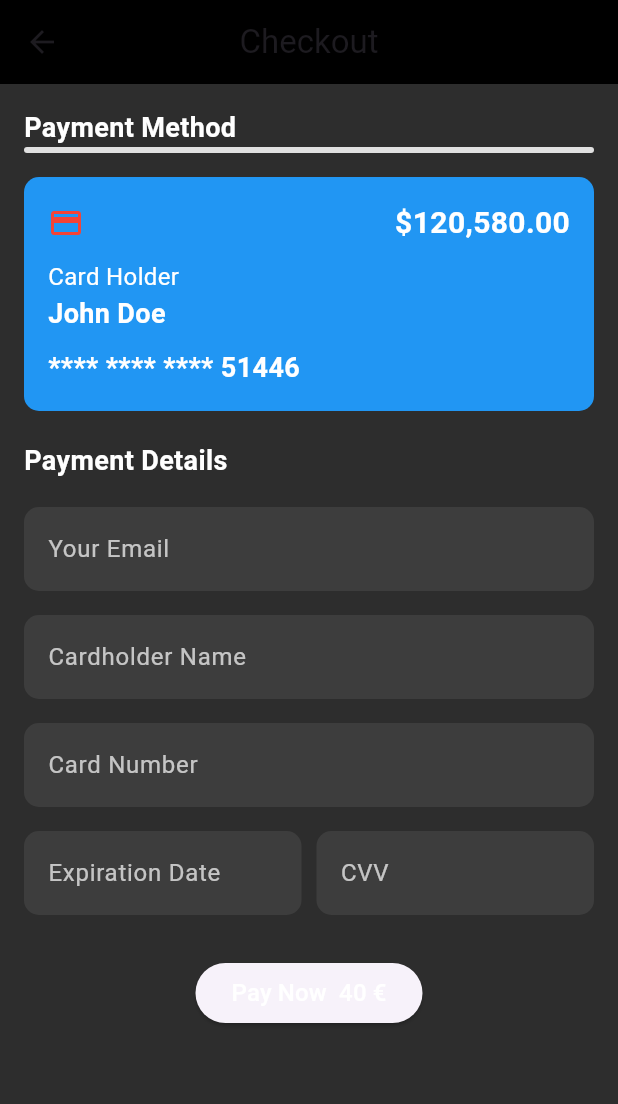
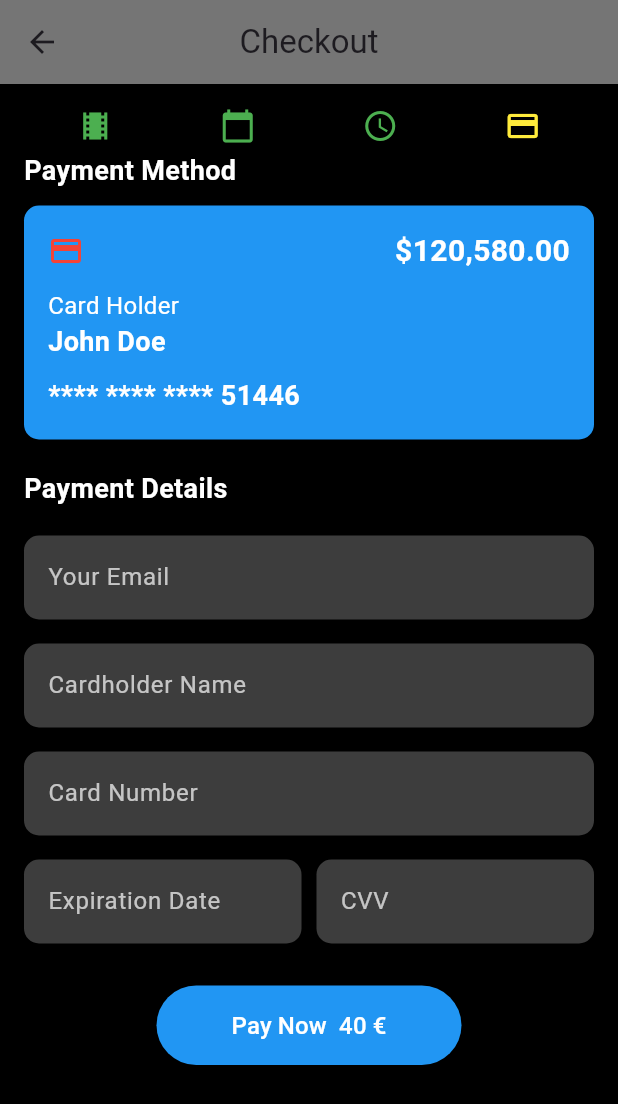
Before and after one commit to Ippo03/sign-stage, a Flutter app: the PaymentScreen screen opened directly with sample values from the repository, on a phone screen of 412 x 824 dp. Shown: the top 1104 px of the screen. Run offline on Flutter 3.47's test engine with Material 3 defaults, Android fonts, the phone set to English and light mode, and no system bars; our stand-ins replace google_maps_flutter, speech_to_text; missing offline and left inert: barcode.

Commit message:
progress on progress bar

```diff
--- a/lib/screens/main/payment_screen.dart
+++ b/lib/screens/main/payment_screen.dart
@@ -14,13 +14,14 @@ class PaymentScreen extends StatelessWidget {
   @override
   Widget build(BuildContext context) {
     final progressBarState = ProgressBarState();
+    progressBarState.updateProgress(4);
 
     return ProgressBarProvider(
       state: progressBarState,
       child: Scaffold(
-        backgroundColor: const Color(0xFF2D2D2D),
+        backgroundColor: Colors.black,
         appBar: AppBar(
-          backgroundColor: Colors.black,
+          backgroundColor: Colors.grey[600],
           title: const Text('Checkout'),
           centerTitle: true,
         ),
@@ -29,6 +30,8 @@ class PaymentScreen extends StatelessWidget {
           child: Column(
             crossAxisAlignment: CrossAxisAlignment.start,
             children: [
+              const ProgressBar(),
+              const SizedBox(height: 5),
               const Text(
                 'Payment Method',
                 style: TextStyle(
@@ -37,7 +40,7 @@ class PaymentScreen extends StatelessWidget {
                   fontWeight: FontWeight.bold,
                 ),
               ),
-              ProgressBar(),
+
               const SizedBox(height: 10),
               Container(
                 padding: const EdgeInsets.all(16),
@@ -137,10 +140,10 @@ class PaymentScreen extends StatelessWidget {
                     ),
                     );
                   },
-                  // style: ElevatedButton.styleFrom(
-                  //   primary: Colors.blue,
-                  //   padding: EdgeInsets.symmetric(horizontal: 50, vertical: 15),
-                  // ),
+                  style: ElevatedButton.styleFrom(
+                    backgroundColor: Colors.blue,
+                    padding: const EdgeInsets.symmetric(horizontal: 50, vertical: 15),
+                  ),
                   child: Text(
                     'Pay Now  40 €',
                     style: TextStyle(
--- a/lib/widgets/entities/play_list_item.dart
+++ b/lib/widgets/entities/play_list_item.dart
@@ -2,6 +2,7 @@ import 'package:flutter/material.dart';
 import 'package:sign_stage/models/play.dart';
 import 'package:sign_stage/screens/main/booking_screen.dart';
 import 'package:sign_stage/screens/main/play_details_screen.dart';
+import 'package:sign_stage/widgets/progress_bar/progress_bar_state.dart';
 
 class PlayListItem extends StatelessWidget {
   const PlayListItem({
@@ -13,6 +14,8 @@ class PlayListItem extends StatelessWidget {
 
   @override
   Widget build(BuildContext context) {
+    final progressBarState = ProgressBarState();
+
     return Card(
       margin: const EdgeInsets.all(8.0),
       child: Column(
@@ -40,6 +43,8 @@ class PlayListItem extends StatelessWidget {
               ),
               ElevatedButton(
                 onPressed: () {
+                  progressBarState.updateProgress(2);
+
                   Navigator.of(context).push(
                     MaterialPageRoute(
                       builder: (context) => BookingScreen(play: play),
--- a/lib/widgets/progress_bar/progress_bar.dart
+++ b/lib/widgets/progress_bar/progress_bar.dart
@@ -2,9 +2,12 @@ import 'package:flutter/material.dart';
 import 'package:sign_stage/widgets/progress_bar/progress_bar_provider.dart';
 
 class ProgressBar extends StatelessWidget {
+  const ProgressBar({super.key});
+
   @override
   Widget build(BuildContext context) {
     final progressBarState = ProgressBarProvider.of(context)?.state;
+    int currentStep = progressBarState?.step ?? 1;
 
     if (progressBarState == null) {
       throw FlutterError(
@@ -12,28 +15,21 @@ class ProgressBar extends StatelessWidget {
       );
     }
 
-    return SizedBox(
-      width: double.infinity,
-      height: 10.0,
-      child: Stack(
-        children: [
-          ClipRRect(
-            borderRadius: BorderRadius.circular(10),
-            child: LinearProgressIndicator(
-              value: progressBarState.progress,
-              backgroundColor: Colors.grey[300],
-              valueColor: AlwaysStoppedAnimation<Color>(progressBarState.color),
-            ),
-          ),
-          Material(
-            color: Colors.transparent,
-            child: Text(
-              progressBarState.label,
-              style: const TextStyle(fontSize: 12.0, color: Colors.white),
-            ),
-          ),
-        ],
-      ),
+    return Row(
+      mainAxisAlignment: MainAxisAlignment.spaceAround,
+      children: [
+        _buildStep(Icons.theaters, 1, currentStep),
+        _buildStep(Icons.calendar_today, 2, currentStep),
+        _buildStep(Icons.access_time, 3, currentStep),
+        _buildStep(Icons.payment, 4, currentStep),
+      ],
+    );
+  }
+
+  Widget _buildStep(IconData icon, int step, int currentStep) {
+    return Icon(
+      icon,
+      color: currentStep >= step ? currentStep == step ? Colors.yellow : Colors.green : Colors.grey,
     );
   }
 }
--- a/lib/widgets/progress_bar/progress_bar_state.dart
+++ b/lib/widgets/progress_bar/progress_bar_state.dart
@@ -1,12 +1,11 @@
 import 'package:flutter/material.dart';
 
 class ProgressBarState extends ChangeNotifier {
-  double _progress = 0.0;
-  String _label = '';
-  Color _color = Colors.blue; // Default color
+  int _step = 1;
+  Color _color = Colors.blue;
 
-  double get progress => _progress;
-  String get label => _label;
+  int get step => _step;
+
   Color get color => _color;
 
   // Private constructor for singleton pattern
@@ -18,10 +17,8 @@ class ProgressBarState extends ChangeNotifier {
   // Factory constructor to provide access to the singleton instance
   factory ProgressBarState() => _instance;
 
-  void updateProgress(double progress, String label, Color color) {
-    _progress = progress;
-    _label = label;
-    _color = color;
+  void updateProgress(int step) {
+    _step = step;
     notifyListeners();
   }
 }
```
Also changed, not shown: lib/screens/main/booking_screen.dart (+126 -93 lines), lib/screens/main/seat_selection_screen.dart (added, +58 -0 lines), lib/widgets/entities/eticket_item.dart (added, +97 -0 lines).
